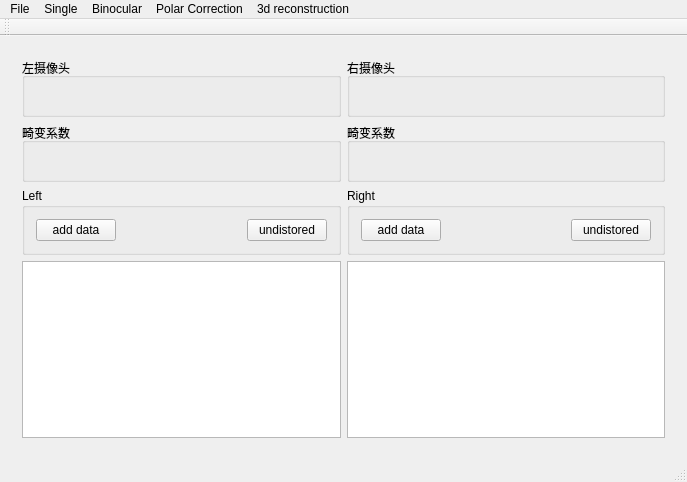
cooljiansir/3dreconstruction, file mainwindow.ui: the form before one commit.
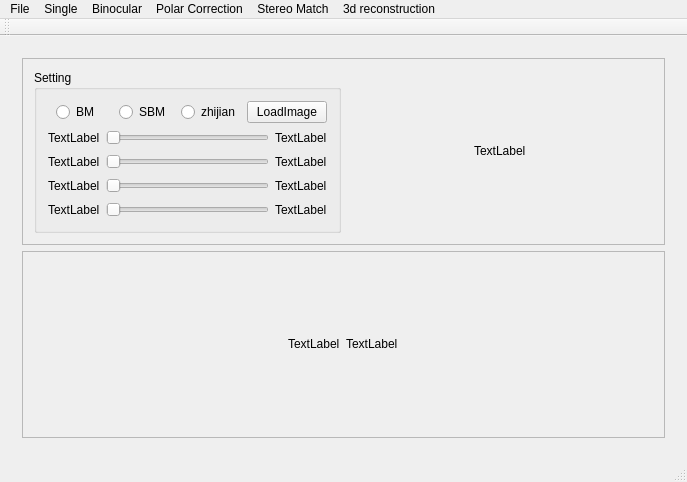
The form after the commit. Icons and pictures are not drawn.

```diff
--- a/mainwindow.ui
+++ b/mainwindow.ui
@@ -14,11 +14,11 @@
    <string>MainWindow</string>
   </property>
   <widget class="QWidget" name="centralWidget">
-   <layout class="QGridLayout" name="gridLayout">
-    <item row="0" column="0">
+   <layout class="QHBoxLayout" name="horizontalLayout_17">
+    <item>
      <widget class="QStackedWidget" name="stackedWidget">
       <property name="currentIndex">
-       <number>1</number>
+       <number>4</number>
       </property>
       <widget class="QWidget" name="page">
        <layout class="QHBoxLayout" name="horizontalLayout_13">
@@ -282,10 +282,279 @@
            <string notr="true">background-image: url(:/image/welcome);
 font: 48pt &quot;Agency FB&quot;;</string>
           </property>
-          <property name="text">
-           <string>                      Welcome !</string>
+          <widget class="QWidget" name="scrollAreaWidgetContents">
+           <property name="geometry">
+            <rect>
+             <x>0</x>
+             <y>0</y>
+             <width>649</width>
+             <height>360</height>
+            </rect>
+           </property>
+           <layout class="QVBoxLayout" name="verticalLayout_4" stretch="10">
+            <item alignment="Qt::AlignHCenter|Qt::AlignVCenter">
+             <widget class="QWidget" name="widget_2" native="true">
+              <layout class="QHBoxLayout" name="horizontalLayout_18">
+               <item>
+                <widget class="QLabel" name="imgLabel">
+                 <property name="text">
+                  <string>TextLabel</string>
+                 </property>
+                </widget>
+               </item>
+              </layout>
+             </widget>
+            </item>
+           </layout>
+          </widget>
+         </widget>
+        </item>
+        <item>
+         <layout class="QHBoxLayout" name="horizontalLayout_19">
+          <item>
+           <spacer name="horizontalSpacer_4">
+            <property name="orientation">
+             <enum>Qt::Horizontal</enum>
+            </property>
+            <property name="sizeHint" stdset="0">
+             <size>
+              <width>40</width>
+              <height>20</height>
+             </size>
+            </property>
+           </spacer>
+          </item>
+          <item>
+           <widget class="QPushButton" name="savePolarBut">
+            <property name="text">
+             <string>Save</string>
+            </property>
+           </widget>
+          </item>
+         </layout>
+        </item>
+       </layout>
+      </widget>
+      <widget class="QWidget" name="stereoMatchPage">
+       <layout class="QVBoxLayout" name="verticalLayout_5">
+        <item>
+         <widget class="QScrollArea" name="scrollArea_3">
+          <property name="widgetResizable">
+           <bool>true</bool>
           </property>
+          <widget class="QWidget" name="scrollAreaWidgetContents_3">
+           <property name="geometry">
+            <rect>
+             <x>0</x>
+             <y>0</y>
+             <width>632</width>
+             <height>195</height>
+            </rect>
+           </property>
+           <layout class="QHBoxLayout" name="horizontalLayout_22" stretch="1,1">
+            <item>
+             <widget class="QGroupBox" name="groupBox_10">
+              <property name="title">
+               <string>Setting</string>
+              </property>
+              <layout class="QVBoxLayout" name="verticalLayout_7">
+               <item>
+                <layout class="QHBoxLayout" name="horizontalLayout_23">
+                 <item alignment="Qt::AlignHCenter">
+                  <widget class="QRadioButton" name="radioButton_2">
+                   <property name="text">
+                    <string>BM</string>
+                   </property>
+                  </widget>
+                 </item>
+                 <item alignment="Qt::AlignHCenter">
+                  <widget class="QRadioButton" name="radioButton">
+                   <property name="text">
+                    <string>SBM</string>
+                   </property>
+                  </widget>
+                 </item>
+                 <item alignment="Qt::AlignHCenter">
+                  <widget class="QRadioButton" name="radioButton_3">
+                   <property name="text">
+                    <string>zhijian</string>
+                   </property>
+                  </widget>
+                 </item>
+                 <item>
+                  <widget class="QPushButton" name="pushButton">
+                   <property name="text">
+                    <string>LoadImage</string>
+                   </property>
+                  </widget>
+                 </item>
+                </layout>
+               </item>
+               <item>
+                <layout class="QHBoxLayout" name="horizontalLayout_25">
+                 <item>
+                  <widget class="QLabel" name="sliderLabel1">
+                   <property name="text">
+                    <string>TextLabel</string>
+                   </property>
+                  </widget>
+                 </item>
+                 <item>
+                  <widget class="QSlider" name="horizontalSlider">
+                   <property name="orientation">
+                    <enum>Qt::Horizontal</enum>
+                   </property>
+                  </widget>
+                 </item>
+                 <item>
+                  <widget class="QLabel" name="sliderLabel1v">
+                   <property name="text">
+                    <string>TextLabel</string>
+                   </property>
+                  </widget>
+                 </item>
+                </layout>
+               </item>
+               <item>
+                <layout class="QHBoxLayout" name="horizontalLayout_27">
+                 <item>
+                  <widget class="QLabel" name="sliderLabel2">
+                   <property name="text">
+                    <string>TextLabel</string>
+                   </property>
+                  </widget>
+                 </item>
+                 <item>
+                  <widget class="QSlider" name="horizontalSlider_2">
+                   <property name="orientation">
+                    <enum>Qt::Horizontal</enum>
+                   </property>
+                  </widget>
+                 </item>
+                 <item>
+                  <widget class="QLabel" name="sliderLabel2v">
+                   <property name="text">
+                    <string>TextLabel</string>
+                   </property>
+                  </widget>
+                 </item>
+                </layout>
+               </item>
+               <item>
+                <layout class="QHBoxLayout" name="horizontalLayout_28">
+                 <item>
+                  <widget class="QLabel" name="slideLabel3">
+                   <property name="text">
+                    <string>TextLabel</string>
+                   </property>
+                  </widget>
+                 </item>
+                 <item>
+                  <widget class="QSlider" name="horizontalSlider_3">
+                   <property name="orientation">
+                    <enum>Qt::Horizontal</enum>
+                   </property>
+                  </widget>
+                 </item>
+                 <item>
+                  <widget class="QLabel" name="sliderLabel3v">
+                   <property name="text">
+                    <string>TextLabel</string>
+                   </property>
+                  </widget>
+                 </item>
+                </layout>
+               </item>
+               <item>
+                <layout class="QHBoxLayout" name="horizontalLayout_29">
+                 <item>
+                  <widget class="QLabel" name="sliderLabel4">
+                   <property name="text">
+                    <string>TextLabel</string>
+                   </property>
+                  </widget>
+                 </item>
+                 <item>
+                  <widget class="QSlider" name="horizontalSlider_4">
+                   <property name="orientation">
+                    <enum>Qt::Horizontal</enum>
+                   </property>
+                  </widget>
+                 </item>
+                 <item>
+                  <widget class="QLabel" name="sliderLabel4v">
+                   <property name="text">
+                    <string>TextLabel</string>
+                   </property>
+                  </widget>
+                 </item>
+                </layout>
+               </item>
+              </layout>
+             </widget>
+            </item>
+            <item alignment="Qt::AlignHCenter|Qt::AlignVCenter">
+             <widget class="QWidget" name="widget_4" native="true">
+              <layout class="QVBoxLayout" name="verticalLayout_6">
+               <item>
+                <widget class="QLabel" name="label_4">
+                 <property name="text">
+                  <string>TextLabel</string>
+                 </property>
+                </widget>
+               </item>
+              </layout>
+             </widget>
+            </item>
+           </layout>
+          </widget>
          </widget>
+        </item>
+        <item>
+         <widget class="QScrollArea" name="scrollArea_2">
+          <property name="widgetResizable">
+           <bool>true</bool>
+          </property>
+          <widget class="QWidget" name="scrollAreaWidgetContents_2">
+           <property name="geometry">
+            <rect>
+             <x>0</x>
+             <y>0</y>
+             <width>649</width>
+             <height>191</height>
+            </rect>
+           </property>
+           <layout class="QHBoxLayout" name="horizontalLayout_20">
+            <item alignment="Qt::AlignHCenter|Qt::AlignVCenter">
+             <widget class="QWidget" name="widget_3" native="true">
+              <layout class="QHBoxLayout" name="horizontalLayout_21">
+               <item>
+                <widget class="QLabel" name="label">
+                 <property name="text">
+                  <string>TextLabel</string>
+                 </property>
+                </widget>
+               </item>
+               <item>
+                <widget class="QLabel" name="label_3">
+                 <property name="text">
+                  <string>TextLabel</string>
+                 </property>
+                </widget>
+               </item>
+              </layout>
+             </widget>
+            </item>
+           </layout>
+          </widget>
+         </widget>
+        </item>
+       </layout>
+      </widget>
+      <widget class="QWidget" name="reproject3d">
+       <layout class="QHBoxLayout" name="horizontalLayout_26">
+        <item>
+         <layout class="QVBoxLayout" name="GLcontainer"/>
         </item>
        </layout>
       </widget>
@@ -336,10 +605,17 @@
     <addaction name="actionTake_Photoes_2"/>
     <addaction name="actionDual"/>
    </widget>
+   <widget class="QMenu" name="menuStereo_Match">
+    <property name="title">
+     <string>Stereo Match</string>
+    </property>
+    <addaction name="actionStereoMatch"/>
+   </widget>
    <addaction name="menuFile"/>
    <addaction name="menuCalibration"/>
    <addaction name="menuBinocular"/>
    <addaction name="menuPolar"/>
+   <addaction name="menuStereo_Match"/>
    <addaction name="menu3d_recongnition"/>
   </widget>
   <widget class="QToolBar" name="mainToolBar">
```
Left out of the diff: 12 changed lines with no effect on the pictures.
